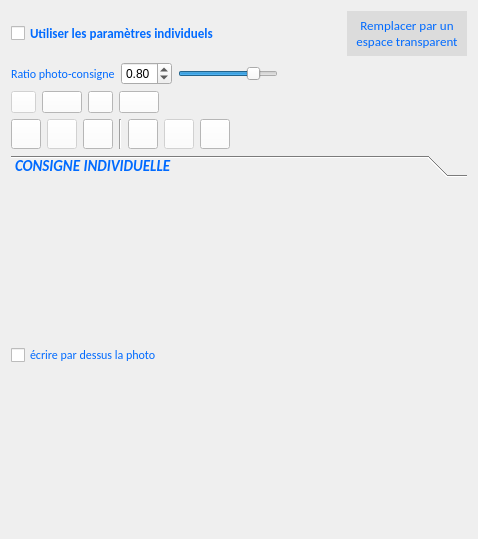
The window that PhotosConsigne/ui/IndividualConsign.ui (FlorianLance/PhotosConsigne) describes before a commit, drawn with Qt 5.
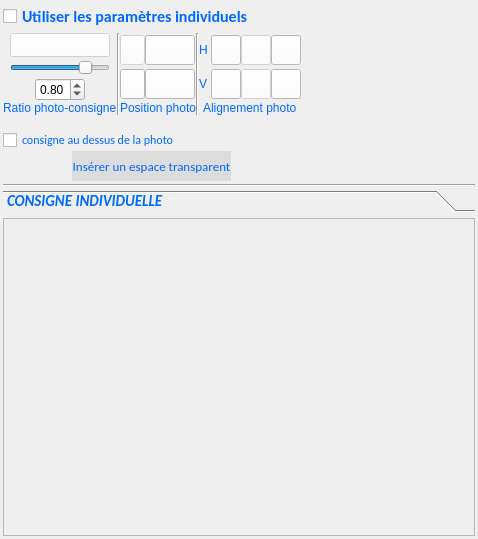
The same window after the commit. Icons and pictures are not drawn.

```diff
--- a/PhotosConsigne/ui/IndividualConsign.ui
+++ b/PhotosConsigne/ui/IndividualConsign.ui
@@ -14,9 +14,24 @@
    <string>Form</string>
   </property>
   <layout class="QVBoxLayout" name="verticalLayout">
+   <property name="spacing">
+    <number>3</number>
+   </property>
+   <property name="leftMargin">
+    <number>3</number>
+   </property>
+   <property name="topMargin">
+    <number>3</number>
+   </property>
+   <property name="rightMargin">
+    <number>3</number>
+   </property>
+   <property name="bottomMargin">
+    <number>3</number>
+   </property>
    <item>
     <layout class="QHBoxLayout" name="hlEnableIndividualConsign">
-     <item>
+     <item alignment="Qt::AlignHCenter">
       <widget class="QCheckBox" name="cbEnableIndividualConsign">
        <property name="minimumSize">
         <size>
@@ -31,7 +46,7 @@
         <string notr="true">QWidget {
   
 	color : rgb(0,106,255);
-    font:  bold 10pt Calibri;
+    font:  bold 12pt Calibri;
 
 
  }
@@ -43,7 +58,7 @@
       </widget>
      </item>
      <item>
-      <spacer name="horizontalSpacer">
+      <spacer name="horizontalSpacer_2">
        <property name="orientation">
         <enum>Qt::Horizontal</enum>
        </property>
@@ -55,64 +70,280 @@
        </property>
       </spacer>
      </item>
-     <item>
-      <widget class="QPushButton" name="pbInsertWhiteSpace">
-       <property name="minimumSize">
-        <size>
-         <width>120</width>
-         <height>45</height>
-        </size>
-       </property>
-       <property name="styleSheet">
-        <string notr="true">
-
-QPushButton {
-    font: 10pt Calibri;  
-
-	color : rgb(0,106,255);
-	border-style: outset;
-    background-color:  rgb(220,220,220);
-
- }
- 
- QPushButton:pressed {
- background-color: white;
-     background-color: qlineargradient(x1: 0, y1: 0, x2: 0, y2: 1,
-                                       stop: 0 #f6f7fa, stop: 1 #dadbde);
-
- }
- 
-
-
-QPushButton:hover:!pressed
-{
-     background-color: qlineargradient(x1: 0, y1: 0, x2: 0, y2: 1,
-                                       stop: 0 #dadbde, stop: 1 #f6f7fa);
-}</string>
-       </property>
-       <property name="text">
-        <string>Remplacer par un 
-espace transparent</string>
-       </property>
-      </widget>
-     </item>
     </layout>
    </item>
    <item>
-    <layout class="QHBoxLayout" name="horizontalLayout_11">
-     <item>
+    <widget class="QWidget" name="wTop" native="true">
+     <property name="enabled">
+      <bool>true</bool>
+     </property>
+     <property name="minimumSize">
+      <size>
+       <width>0</width>
+       <height>100</height>
+      </size>
+     </property>
+     <layout class="QGridLayout" name="gridLayout">
+      <property name="leftMargin">
+       <number>0</number>
+      </property>
+      <property name="topMargin">
+       <number>0</number>
+      </property>
+      <property name="rightMargin">
+       <number>0</number>
+      </property>
+      <property name="bottomMargin">
+       <number>0</number>
+      </property>
+      <property name="spacing">
+       <number>0</number>
+      </property>
+      <item row="0" column="0">
+       <layout class="QGridLayout" name="glTop">
+        <item row="0" column="9">
+         <widget class="QPushButton" name="pbImageAligmentRight">
+          <property name="minimumSize">
+           <size>
+            <width>30</width>
+            <height>30</height>
+           </size>
+          </property>
+          <property name="maximumSize">
+           <size>
+            <width>30</width>
+            <height>30</height>
+           </size>
+          </property>
+          <property name="toolTip">
+           <string>Alignement horizontal de la photo vers la droite pour cet ensemble</string>
+          </property>
+          <property name="styleSheet">
+           <string notr="true">QPushButton {
+  
+
+ background-color: white;
+
+ }
+ 
+ QPushButton:pressed {
+ background-color: white;
+     background-color: qlineargradient(x1: 0, y1: 0, x2: 0, y2: 1,
+                                       stop: 0 #f6f7fa, stop: 1 #dadbde);
+
+ }
+ 
+
+
+QPushButton:hover:!pressed
+{
+     background-color: qlineargradient(x1: 0, y1: 0, x2: 0, y2: 1,
+                                       stop: 0 #dadbde, stop: 1 #f6f7fa);
+}</string>
+          </property>
+          <property name="text">
+           <string/>
+          </property>
+          <property name="icon">
+           <iconset resource="../resources.qrc">
+            <normaloff>:/images/photoAlignRight</normaloff>:/images/photoAlignRight</iconset>
+          </property>
+          <property name="iconSize">
+           <size>
+            <width>30</width>
+            <height>30</height>
+           </size>
+          </property>
+         </widget>
+        </item>
+        <item row="1" column="6">
+         <widget class="QLabel" name="label_8">
+          <property name="styleSheet">
+           <string notr="true">QWidget::enabled {
+  
+	color : rgb(0,106,255);
+
+ }
+
+
+</string>
+          </property>
+          <property name="text">
+           <string>V</string>
+          </property>
+         </widget>
+        </item>
+        <item row="0" column="8">
+         <widget class="QPushButton" name="pbImageAligmentHMiddle">
+          <property name="enabled">
+           <bool>false</bool>
+          </property>
+          <property name="minimumSize">
+           <size>
+            <width>30</width>
+            <height>30</height>
+           </size>
+          </property>
+          <property name="maximumSize">
+           <size>
+            <width>30</width>
+            <height>30</height>
+           </size>
+          </property>
+          <property name="toolTip">
+           <string>Alignement horizontal de la photo vers le centre pour cet ensemble</string>
+          </property>
+          <property name="styleSheet">
+           <string notr="true">QPushButton {
+  
+
+ background-color: white;
+
+ }
+ 
+ QPushButton:pressed {
+ background-color: white;
+     background-color: qlineargradient(x1: 0, y1: 0, x2: 0, y2: 1,
+                                       stop: 0 #f6f7fa, stop: 1 #dadbde);
+
+ }
+ 
+
+
+QPushButton:hover:!pressed
+{
+     background-color: qlineargradient(x1: 0, y1: 0, x2: 0, y2: 1,
+                                       stop: 0 #dadbde, stop: 1 #f6f7fa);
+}</string>
+          </property>
+          <property name="text">
+           <string/>
+          </property>
+          <property name="icon">
+           <iconset resource="../resources.qrc">
+            <normaloff>:/images/photoAlignHMiddle</normaloff>:/images/photoAlignHMiddle</iconset>
+          </property>
+          <property name="iconSize">
+           <size>
+            <width>30</width>
+            <height>30</height>
+           </size>
+          </property>
+         </widget>
+        </item>
+        <item row="2" column="3" colspan="2" alignment="Qt::AlignHCenter">
+         <widget class="QLabel" name="laPosConsign">
+          <property name="styleSheet">
+           <string notr="true">QWidget::enabled {
+  
+	color : rgb(0,106,255);
+
+ }
+
+
+</string>
+          </property>
+          <property name="text">
+           <string>Position photo</string>
+          </property>
+         </widget>
+        </item>
+        <item row="0" column="2" rowspan="3">
+         <widget class="Line" name="line_3">
+          <property name="orientation">
+           <enum>Qt::Vertical</enum>
+          </property>
+         </widget>
+        </item>
+        <item row="0" column="4">
+         <widget class="QPushButton" name="pbConsignLeft">
+          <property name="enabled">
+           <bool>true</bool>
+          </property>
+          <property name="maximumSize">
+           <size>
+            <width>50</width>
+            <height>30</height>
+           </size>
+          </property>
+          <property name="toolTip">
+           <string>Positionner la consigne vers la gauche pour cet ensemble</string>
+          </property>
+          <property name="styleSheet">
+           <string notr="true">QPushButton {
+  
+
+ background-color: white;
+
+ }
+ 
+ QPushButton:pressed {
+ background-color: white;
+     background-color: qlineargradient(x1: 0, y1: 0, x2: 0, y2: 1,
+                                       stop: 0 #f6f7fa, stop: 1 #dadbde);
+
+ }
+ 
+
+
+QPushButton:hover:!pressed
+{
+     background-color: qlineargradient(x1: 0, y1: 0, x2: 0, y2: 1,
+                                       stop: 0 #dadbde, stop: 1 #f6f7fa);
+}</string>
+          </property>
+          <property name="text">
+           <string/>
+          </property>
+          <property name="icon">
+           <iconset resource="../resources.qrc">
+            <normaloff>:/images/textLeft</normaloff>:/images/textLeft</iconset>
+          </property>
+          <property name="iconSize">
+           <size>
+            <width>50</width>
+            <height>30</height>
+           </size>
+          </property>
+         </widget>
+        </item>
+        <item row="2" column="6" colspan="4" alignment="Qt::AlignHCenter">
+         <widget class="QLabel" name="label">
+          <property name="styleSheet">
+           <string notr="true">QWidget::enabled {
+  
+	color : rgb(0,106,255);
+
+ }
+
+
+</string>
+          </property>
+          <property name="text">
+           <string>Alignement photo</string>
+          </property>
+         </widget>
+        </item>
+        <item row="0" column="5" rowspan="3">
+         <widget class="Line" name="line_2">
+          <property name="orientation">
+           <enum>Qt::Vertical</enum>
+          </property>
+         </widget>
+        </item>
+        <item row="2" column="1">
       <widget class="QLabel" name="laRatioPC">
        <property name="toolTip">
         <string/>
        </property>
        <property name="styleSheet">
-        <string notr="true">QWidget {
+           <string notr="true">QWidget::enabled {
   
 	color : rgb(0,106,255);
-    font:  9pt Calibri;
-
 
  }
+
+
 </string>
        </property>
        <property name="text">
@@ -120,8 +351,87 @@
        </property>
       </widget>
      </item>
-     <item>
+        <item row="0" column="1" rowspan="2">
+         <layout class="QVBoxLayout" name="verticalLayout_2">
+          <property name="spacing">
+           <number>3</number>
+          </property>
+          <item alignment="Qt::AlignHCenter">
+           <widget class="QPushButton" name="pbRatioPhotoTexte">
+            <property name="enabled">
+             <bool>false</bool>
+            </property>
+            <property name="minimumSize">
+             <size>
+              <width>100</width>
+              <height>24</height>
+             </size>
+            </property>
+            <property name="maximumSize">
+             <size>
+              <width>100</width>
+              <height>24</height>
+             </size>
+            </property>
+            <property name="styleSheet">
+             <string notr="true">QPushButton {
+  
+     background-color: white;
+
+ }</string>
+            </property>
+            <property name="text">
+             <string/>
+            </property>
+            <property name="icon">
+             <iconset resource="../resources.qrc">
+              <normaloff>:/images/ratio</normaloff>
+              <disabledoff>:/images/ratio</disabledoff>:/images/ratio</iconset>
+            </property>
+            <property name="iconSize">
+             <size>
+              <width>100</width>
+              <height>60</height>
+             </size>
+            </property>
+           </widget>
+          </item>
+          <item alignment="Qt::AlignHCenter">
+           <widget class="QSlider" name="hsRatioPC">
+            <property name="minimumSize">
+             <size>
+              <width>100</width>
+              <height>0</height>
+             </size>
+            </property>
+            <property name="maximumSize">
+             <size>
+              <width>100</width>
+              <height>16777215</height>
+             </size>
+            </property>
+            <property name="toolTip">
+             <string>Ratio de l'espace entre la photo et la consigne pour cet ensemble</string>
+            </property>
+            <property name="maximum">
+             <number>1000</number>
+            </property>
+            <property name="value">
+             <number>800</number>
+            </property>
+            <property name="orientation">
+             <enum>Qt::Horizontal</enum>
+            </property>
+           </widget>
+          </item>
+          <item alignment="Qt::AlignHCenter">
       <widget class="QDoubleSpinBox" name="dsbRatioPC">
+            <property name="maximumSize">
+             <size>
+              <width>50</width>
+              <height>16777215</height>
+             </size>
+            </property>
        <property name="toolTip">
         <string>Ratio de l'espace entre la photo et la consigne pour cet ensemble</string>
        </property>
@@ -136,117 +446,49 @@
        </property>
       </widget>
      </item>
-     <item>
-      <widget class="QSlider" name="hsRatioPC">
-       <property name="minimumSize">
-        <size>
-         <width>100</width>
-         <height>0</height>
-        </size>
-       </property>
-       <property name="maximumSize">
-        <size>
-         <width>100</width>
-         <height>16777215</height>
-        </size>
-       </property>
-       <property name="toolTip">
-        <string>Ratio de l'espace entre la photo et la consigne pour cet ensemble</string>
-       </property>
-       <property name="maximum">
-        <number>1000</number>
-       </property>
-       <property name="value">
-        <number>800</number>
-       </property>
-       <property name="orientation">
-        <enum>Qt::Horizontal</enum>
-       </property>
-      </widget>
-     </item>
-     <item>
-      <spacer name="horizontalSpacer_5">
-       <property name="orientation">
-        <enum>Qt::Horizontal</enum>
-       </property>
-       <property name="sizeHint" stdset="0">
-        <size>
-         <width>40</width>
-         <height>20</height>
-        </size>
-       </property>
-      </spacer>
-     </item>
-    </layout>
-   </item>
-   <item>
-    <layout class="QHBoxLayout" name="horizontalLayout_10">
-     <item>
-      <widget class="QPushButton" name="pbConsignTop">
-       <property name="enabled">
-        <bool>false</bool>
-       </property>
-       <property name="minimumSize">
-        <size>
-         <width>0</width>
-         <height>0</height>
-        </size>
-       </property>
-       <property name="maximumSize">
-        <size>
-         <width>25</width>
-         <height>30</height>
-        </size>
-       </property>
+         </layout>
+        </item>
+        <item row="4" column="1" colspan="9">
+         <widget class="QCheckBox" name="cbWriteOnPhoto">
        <property name="toolTip">
         <string>Positionner la consigne vers le haut pour cet ensemble</string>
        </property>
        <property name="styleSheet">
-        <string notr="true">QPushButton {
+           <string notr="true">QWidget {
   
+	color : rgb(0,106,255);
+    font:  9pt Calibri;
 
- background-color: white;
 
  }
- 
- QPushButton:pressed {
- background-color: white;
-     background-color: qlineargradient(x1: 0, y1: 0, x2: 0, y2: 1,
-                                       stop: 0 #f6f7fa, stop: 1 #dadbde);
-
- }
- 
-
-
-QPushButton:hover:!pressed
-{
-     background-color: qlineargradient(x1: 0, y1: 0, x2: 0, y2: 1,
-                                       stop: 0 #dadbde, stop: 1 #f6f7fa);
-}</string>
-       </property>
+</string>
+          </property>
+          <property name="text">
+           <string>consigne au dessus de la photo</string>
+          </property>
+         </widget>
+        </item>
+        <item row="3" column="1">
+         <widget class="QLabel" name="label_2">
        <property name="text">
         <string/>
        </property>
-       <property name="icon">
-        <iconset resource="../resources.qrc">
-         <normaloff>:/images/textTop</normaloff>:/images/textTop</iconset>
-       </property>
-       <property name="iconSize">
-        <size>
-         <width>25</width>
-         <height>30</height>
-        </size>
-       </property>
-      </widget>
-     </item>
-     <item>
-      <widget class="QPushButton" name="pbConsignLeft">
+         </widget>
+        </item>
+        <item row="0" column="7">
+         <widget class="QPushButton" name="pbImageAligmentLeft">
        <property name="enabled">
         <bool>true</bool>
        </property>
+          <property name="minimumSize">
+           <size>
+            <width>30</width>
+            <height>30</height>
+           </size>
+          </property>
        <property name="maximumSize">
         <size>
-         <width>50</width>
+            <width>30</width>
          <height>30</height>
         </size>
        </property>
@@ -285,23 +527,23 @@
        </property>
        <property name="iconSize">
         <size>
-         <width>50</width>
+            <width>30</width>
          <height>30</height>
         </size>
        </property>
       </widget>
      </item>
-     <item>
-      <widget class="QPushButton" name="pbConsignBottom">
+        <item row="1" column="9">
+         <widget class="QPushButton" name="pbImageAligmentTop">
        <property name="minimumSize">
         <size>
-         <width>0</width>
-         <height>0</height>
+            <width>30</width>
+            <height>30</height>
         </size>
        </property>
        <property name="maximumSize">
         <size>
-         <width>25</width>
+            <width>30</width>
          <height>30</height>
         </size>
        </property>
@@ -340,13 +582,13 @@
        </property>
        <property name="iconSize">
         <size>
-         <width>25</width>
+            <width>30</width>
          <height>30</height>
         </size>
        </property>
       </widget>
      </item>
-     <item>
+        <item row="1" column="4">
       <widget class="QPushButton" name="pbConsignRight">
        <property name="enabled">
         <bool>true</bool>
@@ -398,79 +640,7 @@
        </property>
       </widget>
      </item>
-     <item>
-      <spacer name="horizontalSpacer_2">
-       <property name="orientation">
-        <enum>Qt::Horizontal</enum>
-       </property>
-       <property name="sizeHint" stdset="0">
-        <size>
-         <width>40</width>
-         <height>20</height>
-        </size>
-       </property>
-      </spacer>
-     </item>
-    </layout>
-   </item>
-   <item>
-    <layout class="QHBoxLayout" name="horizontalLayout_13">
-     <item>
-      <widget class="QPushButton" name="pbImageAligmentBottom">
-       <property name="minimumSize">
-        <size>
-         <width>30</width>
-         <height>30</height>
-        </size>
-       </property>
-       <property name="maximumSize">
-        <size>
-         <width>30</width>
-         <height>30</height>
-        </size>
-       </property>
-       <property name="toolTip">
-        <string>Alignement vertical de la photo vers le bas pour cet ensemble</string>
-       </property>
-       <property name="styleSheet">
-        <string notr="true">QPushButton {
-  
-
- background-color: white;
-
- }
- 
- QPushButton:pressed {
- background-color: white;
-     background-color: qlineargradient(x1: 0, y1: 0, x2: 0, y2: 1,
-                                       stop: 0 #f6f7fa, stop: 1 #dadbde);
-
- }
- 
-
-
-QPushButton:hover:!pressed
-{
-     background-color: qlineargradient(x1: 0, y1: 0, x2: 0, y2: 1,
-                                       stop: 0 #dadbde, stop: 1 #f6f7fa);
-}</string>
-       </property>
-       <property name="text">
-        <string/>
-       </property>
-       <property name="icon">
-        <iconset resource="../resources.qrc">
-         <normaloff>:/images/photoAlignBottom</normaloff>:/images/photoAlignBottom</iconset>
-       </property>
-       <property name="iconSize">
-        <size>
-         <width>30</width>
-         <height>30</height>
-        </size>
-       </property>
-      </widget>
-     </item>
-     <item>
+        <item row="1" column="8">
       <widget class="QPushButton" name="pbImageAligmentVMiddle">
        <property name="enabled">
         <bool>false</bool>
@@ -528,17 +698,17 @@
        </property>
       </widget>
      </item>
-     <item>
-      <widget class="QPushButton" name="pbImageAligmentTop">
+        <item row="1" column="3">
+         <widget class="QPushButton" name="pbConsignBottom">
        <property name="minimumSize">
         <size>
-         <width>30</width>
-         <height>30</height>
+            <width>0</width>
+            <height>0</height>
         </size>
        </property>
        <property name="maximumSize">
         <size>
-         <width>30</width>
+            <width>25</width>
          <height>30</height>
         </size>
        </property>
@@ -577,91 +747,26 @@
        </property>
        <property name="iconSize">
         <size>
-         <width>30</width>
+            <width>25</width>
          <height>30</height>
         </size>
        </property>
       </widget>
      </item>
-     <item>
-      <widget class="Line" name="line_6">
-       <property name="orientation">
-        <enum>Qt::Vertical</enum>
-       </property>
-      </widget>
-     </item>
-     <item>
-      <widget class="QPushButton" name="pbImageAligmentLeft">
-       <property name="enabled">
-        <bool>true</bool>
-       </property>
-       <property name="minimumSize">
-        <size>
-         <width>30</width>
-         <height>30</height>
-        </size>
-       </property>
-       <property name="maximumSize">
-        <size>
-         <width>30</width>
-         <height>30</height>
-        </size>
-       </property>
-       <property name="toolTip">
-        <string>Alignement horizontal de la photo vers la gauche pour cet ensemble</string>
-       </property>
-       <property name="styleSheet">
-        <string notr="true">QPushButton {
-  
-
- background-color: white;
-
- }
- 
- QPushButton:pressed {
- background-color: white;
-     background-color: qlineargradient(x1: 0, y1: 0, x2: 0, y2: 1,
-                                       stop: 0 #f6f7fa, stop: 1 #dadbde);
-
- }
- 
-
-
-QPushButton:hover:!pressed
-{
-     background-color: qlineargradient(x1: 0, y1: 0, x2: 0, y2: 1,
-                                       stop: 0 #dadbde, stop: 1 #f6f7fa);
-}</string>
-       </property>
-       <property name="text">
-        <string/>
-       </property>
-       <property name="icon">
-        <iconset resource="../resources.qrc">
-         <normaloff>:/images/photoAlignLeft</normaloff>:/images/photoAlignLeft</iconset>
-       </property>
-       <property name="iconSize">
-        <size>
-         <width>30</width>
-         <height>30</height>
-        </size>
-       </property>
-      </widget>
-     </item>
-     <item>
-      <widget class="QPushButton" name="pbImageAligmentHMiddle">
+        <item row="0" column="3">
+         <widget class="QPushButton" name="pbConsignTop">
        <property name="enabled">
         <bool>false</bool>
        </property>
        <property name="minimumSize">
         <size>
-         <width>30</width>
-         <height>30</height>
+            <width>0</width>
+            <height>0</height>
         </size>
        </property>
        <property name="maximumSize">
         <size>
-         <width>30</width>
+            <width>25</width>
          <height>30</height>
         </size>
        </property>
@@ -700,14 +805,14 @@
        </property>
        <property name="iconSize">
         <size>
-         <width>30</width>
+            <width>25</width>
          <height>30</height>
         </size>
        </property>
       </widget>
      </item>
-     <item>
-      <widget class="QPushButton" name="pbImageAligmentRight">
+        <item row="1" column="7">
+         <widget class="QPushButton" name="pbImageAligmentBottom">
        <property name="minimumSize">
         <size>
          <width>30</width>
@@ -761,8 +866,71 @@
        </property>
       </widget>
      </item>
-     <item>
-      <spacer name="horizontalSpacer_8">
+        <item row="0" column="6">
+         <widget class="QLabel" name="label_7">
+          <property name="styleSheet">
+           <string notr="true">QWidget::enabled {
+  
+	color : rgb(0,106,255);
+
+ }
+
+
+</string>
+          </property>
+          <property name="text">
+           <string>H </string>
+          </property>
+         </widget>
+        </item>
+        <item row="5" column="1" colspan="9" alignment="Qt::AlignHCenter">
+         <widget class="QPushButton" name="pbInsertWhiteSpace">
+          <property name="minimumSize">
+           <size>
+            <width>120</width>
+            <height>30</height>
+           </size>
+          </property>
+          <property name="maximumSize">
+           <size>
+            <width>200</width>
+            <height>16777215</height>
+           </size>
+          </property>
+          <property name="styleSheet">
+           <string notr="true">
+
+QPushButton {
+    font: 10pt Calibri;  
+
+	color : rgb(0,106,255);
+	border-style: outset;
+    background-color:  rgb(220,220,220);
+
+ }
+ 
+ QPushButton:pressed {
+ background-color: white;
+     background-color: qlineargradient(x1: 0, y1: 0, x2: 0, y2: 1,
+                                       stop: 0 #f6f7fa, stop: 1 #dadbde);
+
+ }
+ 
+
+
+QPushButton:hover:!pressed
+{
+     background-color: qlineargradient(x1: 0, y1: 0, x2: 0, y2: 1,
+                                       stop: 0 #dadbde, stop: 1 #f6f7fa);
+}</string>
+          </property>
+          <property name="text">
+           <string>Insérer un espace transparent</string>
+          </property>
+         </widget>
+        </item>
+        <item row="0" column="10">
+         <spacer name="horizontalSpacer">
        <property name="orientation">
         <enum>Qt::Horizontal</enum>
        </property>
@@ -775,6 +943,16 @@
       </spacer>
      </item>
     </layout>
+      </item>
+     </layout>
+    </widget>
+   </item>
+   <item>
+    <widget class="Line" name="line">
+     <property name="orientation">
+      <enum>Qt::Horizontal</enum>
+     </property>
+    </widget>
    </item>
    <item>
     <widget class="QToolBox" name="tbConsigns">
@@ -833,8 +1011,8 @@
        <rect>
         <x>0</x>
         <y>0</y>
-        <width>460</width>
-        <height>335</height>
+        <width>472</width>
+        <height>295</height>
        </rect>
       </property>
       <attribute name="label">
@@ -854,22 +1032,12 @@
         <number>0</number>
        </property>
        <item>
-        <widget class="QCheckBox" name="cbWriteOnPhoto">
-         <property name="toolTip">
-          <string>Ecrire la consigne par dessus la photo pour cet ensemble</string>
+        <widget class="QFrame" name="frame">
+         <property name="frameShape">
+          <enum>QFrame::StyledPanel</enum>
          </property>
-         <property name="styleSheet">
-          <string notr="true">QWidget {
-  
-	color : rgb(0,106,255);
-    font:  9pt Calibri;
-
-
- }
-</string>
-         </property>
-         <property name="text">
-          <string>écrire par dessus la photo</string>
+         <property name="frameShadow">
+          <enum>QFrame::Raised</enum>
          </property>
         </widget>
        </item>
```
Left out of the diff: 26 changed lines with no effect on the pictures. Lines whose indentation alone changed are shown as unchanged.
